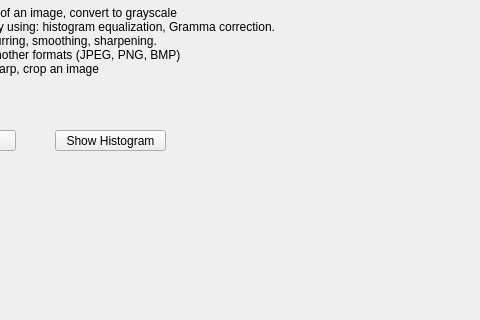
Before: the Qt Designer form Image_click_view.ui in qorgh346/KGU_MultiMedia_Hobe, drawn with Qt 5; both pictures show x 125 to 605 and y 0 to 320 of the 811 by 650 pixel window.
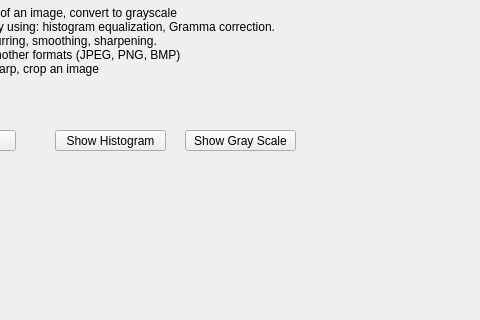
After: the same form once the commit is applied.

```diff
--- a/Image_click_view.ui
+++ b/Image_click_view.ui
@@ -82,6 +82,19 @@
     <string/>
    </property>
   </widget>
+  <widget class="QPushButton" name="grayScaleShowBtn">
+   <property name="geometry">
+    <rect>
+     <x>310</x>
+     <y>130</y>
+     <width>111</width>
+     <height>21</height>
+    </rect>
+   </property>
+   <property name="text">
+    <string>Show Gray Scale</string>
+   </property>
+  </widget>
  </widget>
  <resources/>
  <connections/>
```
